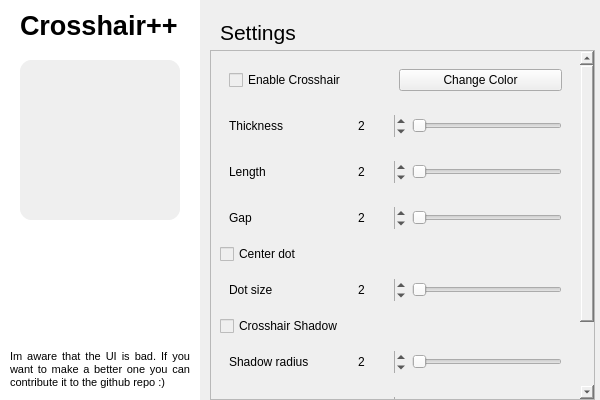
First picture: the form in resources/preset.ui, repository Drumba08/crosshairpp, before the edit.
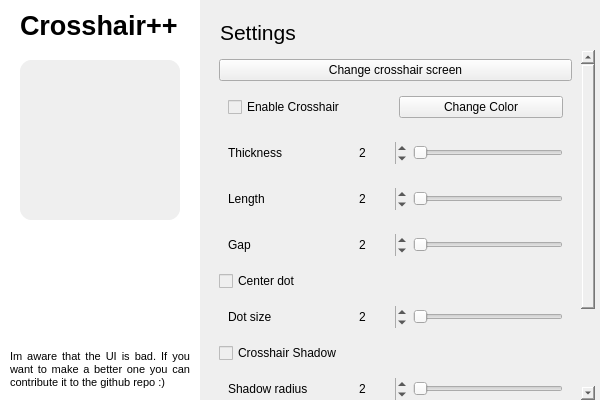
Second picture: the form after the edit.

Commit message: add cyclescreen button to ui, give toggle crosshair button function, add render button to render the crosshair on screen and implemented it in the mainwindow code

```diff
--- a/resources/preset.ui
+++ b/resources/preset.ui
@@ -159,7 +159,7 @@
      </property>
      <property name="styleSheet">
       <string notr="true">QScrollArea QScrollBar:vertical {
-    background: none;
+    background: transparent;
     width: 10px;
     margin: 0px;
     padding-bottom: 10px;
@@ -175,6 +175,12 @@
     height: 0px;
 }</string>
      </property>
+     <property name="frameShape">
+      <enum>QFrame::Shape::NoFrame</enum>
+     </property>
+     <property name="frameShadow">
+      <enum>QFrame::Shadow::Plain</enum>
+     </property>
      <property name="verticalScrollBarPolicy">
       <enum>Qt::ScrollBarPolicy::ScrollBarAlwaysOn</enum>
      </property>
@@ -193,10 +199,17 @@
         <x>0</x>
         <y>0</y>
         <width>375</width>
-        <height>452</height>
+        <height>492</height>
        </rect>
       </property>
       <layout class="QVBoxLayout" name="verticalLayout">
+       <item>
+        <widget class="QPushButton" name="i_cycleScreen">
+         <property name="text">
+          <string>Change crosshair screen</string>
+         </property>
+        </widget>
+       </item>
        <item>
         <widget class="QWidget" name="horizontalWidget" native="true">
          <layout class="QHBoxLayout" name="horizontalLayout_16">
```
The commit also changes 7 other files.
